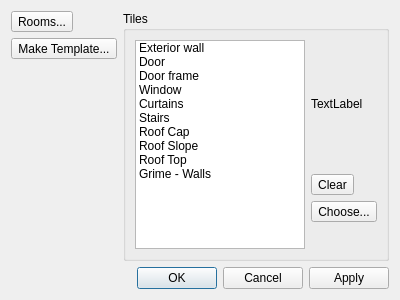
This is src/tiled/BuildingEditor/buildingpropertiesdialog.ui in timbaker/tiled as Qt 5 draws it before an edit. The edited form follows.
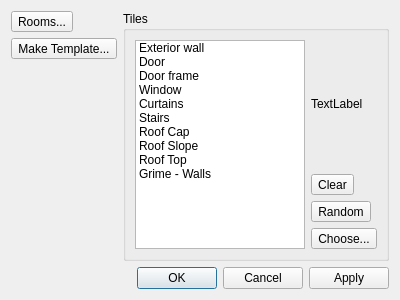
This is the edited form.

Diff of the .ui file:
```diff
--- a/src/tiled/BuildingEditor/buildingpropertiesdialog.ui
+++ b/src/tiled/BuildingEditor/buildingpropertiesdialog.ui
@@ -135,6 +135,13 @@
             </property>
            </widget>
           </item>
+          <item>
+           <widget class="QToolButton" name="randomTile">
+            <property name="text">
+             <string>Random</string>
+            </property>
+           </widget>
+          </item>
           <item>
            <widget class="QToolButton" name="chooseTile">
             <property name="text">
```
